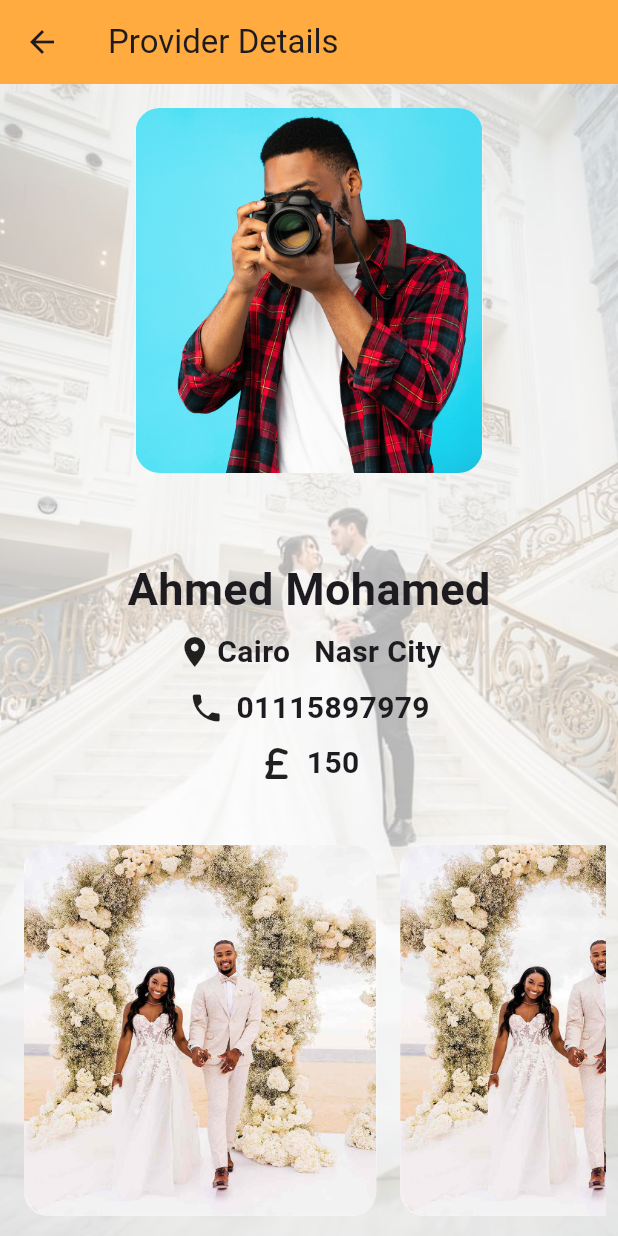
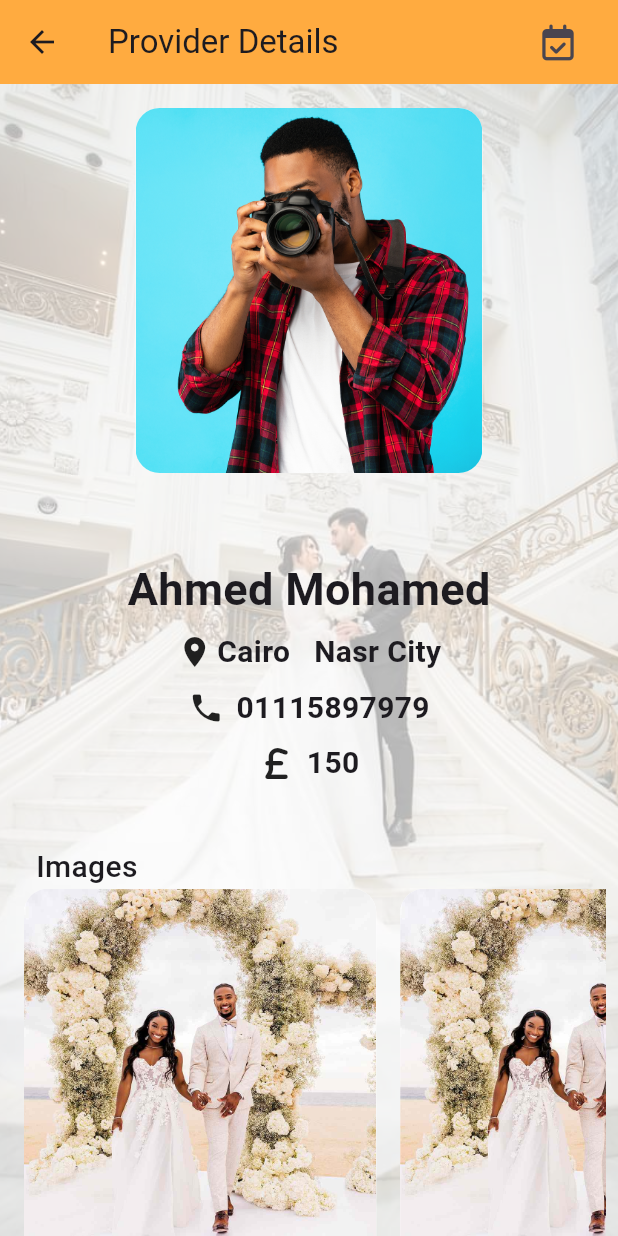
Before and after one commit to A7medabdelaty/Wedding-App, a Flutter app: the UserHomePage screen opened by its route, after a tap on "Ahmed Mohamed", on a phone screen of 412 x 824 dp. Run offline on Flutter 3.47's test engine with Material 3 defaults, Android fonts, the phone set to English and light mode, and no system bars; our stand-ins replace awesome_dialog, chewie, flutter_credit_card, flutter_form_builder, font_awesome_flutter, go_router and 2 more.

Commit message:
finishing ui

```diff
--- a/lib/core/common/custom_button.dart
+++ b/lib/core/common/custom_button.dart
@@ -1,6 +1,5 @@
 import 'package:flutter/cupertino.dart';
 import 'package:flutter/material.dart';
-import 'package:go_router/go_router.dart';
 class CustomButton extends StatelessWidget {
   const CustomButton({super.key, required this.status,  required this.onPressed});
  final String status;
--- a/lib/core/utils/app_router.dart
+++ b/lib/core/utils/app_router.dart
@@ -3,8 +3,12 @@ import 'package:wedding/features/auth/login/presentation/views/forget_password_p
 import 'package:wedding/features/auth/signup/presentation/views/select_authorization.dart';
 import 'package:wedding/features/auth/signup/presentation/views/signup_provider_page.dart';
 import 'package:wedding/features/auth/signup/presentation/views/signup_uset_page.dart';
+import 'package:wedding/features/home/presentation/views/provider_home/provider_home_page.dart';
+import 'package:wedding/features/home/presentation/views/provider_home/video_dispaly_page.dart';
+import 'package:wedding/features/home/presentation/views/user_home/payment_page.dart';
 import 'package:wedding/features/home/presentation/views/user_home/user_home_page.dart';
 import 'package:wedding/features/home/presentation/views/user_home/user_to_provider_details_page.dart';
+import 'package:wedding/features/home/presentation/views/user_home/calendar_reservation.dart';
 import 'package:wedding/features/home/presentation/views/user_home/widgets/maxmize_image.dart';
 
 import '../../features/auth/login/presentation/views/login_page.dart';
@@ -21,6 +25,11 @@ abstract class AppRouter {
   static const KUserHome='/userHome';
   static const KProviderDetailsPage='/providerDetailsPage';
   static const KMaximizeImage='/maximizeImage';
+  static const KProviderHomePage = "/providerHomePage";
+  static const KVideoDisplayPage = "/displayVideoPage";
+  static const KReservationPage = "/reservationPage";
+  static const KpaymentPage = "/paymentPage";
+
 
   static final router = GoRouter(routes: [
     GoRoute(
@@ -65,5 +74,21 @@ abstract class AppRouter {
       path: KMaximizeImage,
       builder: (context, state) => const MaxmizeImage(),
     ),
+    GoRoute(
+      path: KProviderHomePage,
+      builder: (context, state) => const ProviderHomePage(),
+    ),
+    GoRoute(
+      path: KVideoDisplayPage,
+      builder: (context, state) => const DisplayVideo(),
+    ),
+    GoRoute(
+      path: KReservationPage,
+      builder: (context, state) =>  ReservationScreen(),
+    ),
+    GoRoute(
+      path: KpaymentPage,
+      builder: (context, state) =>  const PaymentPage(),
+    ),
   ]);
 }
--- a/lib/core/utils/styles.dart
+++ b/lib/core/utils/styles.dart
@@ -6,4 +6,5 @@ abstract class Styles{
       fontSize: 18,
       color: Colors.white
   );
+
 }
--- a/lib/features/auth/signup/presentation/views/signup_provider_page.dart
+++ b/lib/features/auth/signup/presentation/views/signup_provider_page.dart
@@ -30,6 +30,8 @@ class SignUpProviderPage extends StatelessWidget {
                       ),
                       const CustomTextFeild(hint: "Provider Name",secure: false,icon: Icon(Icons.person),),
                       const SizedBox(height: 8,),
+                      const CustomTextFeild(hint: "Phone Number",secure: false,icon: Icon(Icons.phone),),
+                      const SizedBox(height: 8,),
                       const CustomTextFeild(hint: "Email",secure: false,icon: Icon(Icons.email),),
                       const SizedBox(height: 8,),
                       const CustomTextFeild(hint: "Password",secure: true,icon: Icon(Icons.password),),
--- a/lib/features/auth/signup/presentation/views/signup_uset_page.dart
+++ b/lib/features/auth/signup/presentation/views/signup_uset_page.dart
@@ -27,6 +27,8 @@ class SignUpUserPage extends StatelessWidget {
                       ),
                       const CustomTextFeild(hint: "UserName",secure: false,icon: Icon(Icons.person),),
                       const SizedBox(height: 8,),
+                      const CustomTextFeild(hint: "Phone Number",secure: false,icon: Icon(Icons.phone),),
+                      const SizedBox(height: 8,),
                       const CustomTextFeild(hint: "Email",secure: false,icon: Icon(Icons.email),),
                       const SizedBox(height: 8,),
                       const CustomTextFeild(hint: "Password",secure: true,icon: Icon(Icons.password),),
--- /dev/null
+++ b/lib/features/home/presentation/views/provider_home/widgets/custom_video_view.dart
@@ -0,0 +1,30 @@
+import 'package:flutter/material.dart';
+import 'package:go_router/go_router.dart';
+
+import '../../../../../../core/utils/app_router.dart';
+import '../../../../../../core/utils/assets.dart';
+
+
+class CustomVideoView extends StatelessWidget {
+
+  @override
+  Widget build(BuildContext context) {
+    return   GestureDetector(
+      onTap: (){
+        GoRouter.of(context).push(AppRouter.KVideoDisplayPage);
+      },
+      child: SizedBox(
+        child: AspectRatio(
+          aspectRatio: 3.8 / 4,
+          child: Container(
+            decoration: BoxDecoration(
+                borderRadius: BorderRadius.circular(16),
+                color: Colors.white,
+                image:  DecorationImage(
+                    fit: BoxFit.cover, image: AssetImage(AssetsData.testImage))),
+          ),
+        ),
+      ),
+    );
+  }
+}
--- /dev/null
+++ b/lib/features/home/presentation/views/provider_home/widgets/videos_list_view.dart
@@ -0,0 +1,20 @@
+import 'package:flutter/material.dart';
+import 'package:wedding/features/home/presentation/views/provider_home/widgets/custom_video_view.dart';
+class VideoListView extends StatelessWidget {
+  const VideoListView({super.key});
+
+  @override
+  Widget build(BuildContext context) {
+    return SizedBox(
+      height: MediaQuery.of(context).size.height * .3,
+      child: ListView.builder(
+          scrollDirection: Axis.horizontal,
+          itemBuilder: (context, index) {
+            return  Padding(
+              padding: const EdgeInsets.symmetric(horizontal: 8.0),
+              child: CustomVideoView(),
+            );
+          }),
+    );
+  }
+}
--- a/lib/features/home/presentation/views/user_home/user_home_page.dart
+++ b/lib/features/home/presentation/views/user_home/user_home_page.dart
@@ -1,14 +1,44 @@
 import 'package:flutter/material.dart';
+import 'package:font_awesome_flutter/font_awesome_flutter.dart';
 import 'package:wedding/features/home/presentation/views/user_home/widgets/custom_app_bar.dart';
 import 'package:wedding/features/home/presentation/views/user_home/widgets/provider_list_view.dart';
+
+import '../../../../../core/utils/assets.dart';
 
 class UserHomePage extends StatelessWidget {
   const UserHomePage({super.key});
 
   @override
   Widget build(BuildContext context) {
-    return const Scaffold(
-      body: Column(
+    return  Scaffold(
+      appBar: AppBar(
+        backgroundColor: Colors.orangeAccent,
+        title:  const Text("Wedding" , style: TextStyle(
+            fontSize: 40,
+            fontWeight: FontWeight.bold,
+            fontFamily: AssetsData.Dancing,
+          color: Colors.white
+
+        ),
+        ),
+        actions:  [
+          IconButton(
+              icon: const Icon(FontAwesomeIcons.circleInfo, color: Colors.white,
+              ),
+            onPressed: (){
+
+            },
+          ),
+          IconButton(
+              icon: const Icon(FontAwesomeIcons.contactCard,color: Colors.white,
+              ),
+            onPressed: (){
+
+            },
+          ),
+        ],
+      ),
+      body: const Column(
         children: [
           CustomAppBar(),
           SizedBox(height: 18,),
--- a/lib/features/home/presentation/views/user_home/user_to_provider_details_page.dart
+++ b/lib/features/home/presentation/views/user_home/user_to_provider_details_page.dart
@@ -1,9 +1,12 @@
 import 'package:flutter/material.dart';
+import 'package:font_awesome_flutter/font_awesome_flutter.dart';
+import 'package:go_router/go_router.dart';
+import 'package:wedding/core/utils/app_router.dart';
+import 'package:wedding/features/home/presentation/views/provider_home/widgets/videos_list_view.dart';
 import 'package:wedding/features/home/presentation/views/user_home/widgets/images_list_view.dart';
 import 'package:wedding/features/home/presentation/views/user_home/widgets/provider_details.dart';
 
 
-import '../../../../../core/utils/assets.dart';
 
 class UserToProviderDetailsPage extends StatelessWidget {
   const UserToProviderDetailsPage({super.key});
@@ -13,8 +16,18 @@ class UserToProviderDetailsPage extends StatelessWidget {
   Widget build(BuildContext context) {
     return  Scaffold(
       appBar: AppBar(
-        title: Text("Provider Details" ),
+        title: const Text("Provider Details" ),
         backgroundColor: Colors.orangeAccent,
+        actions:  [
+          Padding(
+            padding: const EdgeInsets.symmetric(horizontal: 16),
+            child: IconButton(icon: const Icon(FontAwesomeIcons.calendarCheck,),
+              onPressed: (){
+              GoRouter.of(context).push(AppRouter.KReservationPage);
+              },
+            ),
+          ),
+        ],
       ),
       backgroundColor: Colors.white.withOpacity(0.7),
       body: const SafeArea(
@@ -32,10 +45,38 @@ class UserToProviderDetailsPage extends StatelessWidget {
                         child: SizedBox(
                           height: 40,
                         )),
+                    Padding(
+                      padding: EdgeInsets.symmetric(horizontal: 16.0),
+                      child: Align(
+                        alignment: Alignment.centerLeft,
+                        child: Text("Images" , style: TextStyle(
+                            fontSize: 20,
+                            fontWeight: FontWeight.w500
+                        ),
+
+                        ),
+                      ),
+                    ),
                     ImageListView(),
                     SizedBox(
-                      height: 40,
-                    )
+                      height: 30,
+                    ),
+                     Padding(
+                      padding: EdgeInsets.symmetric(horizontal: 16.0),
+                      child: Align(
+                        alignment: Alignment.centerLeft,
+                        child: Text("Videos" , style: TextStyle(
+                            fontSize: 20,
+                            fontWeight: FontWeight.w500
+                        ),
+
+                        ),
+                      ),
+                    ),
+                    VideoListView(),
+                    SizedBox(
+                      height: 20,
+                    ),
                   ],
                 ),
               ),
--- a/lib/features/home/presentation/views/user_home/widgets/custom_app_bar.dart
+++ b/lib/features/home/presentation/views/user_home/widgets/custom_app_bar.dart
@@ -1,7 +1,6 @@
 import 'package:flutter/material.dart';
 import 'package:font_awesome_flutter/font_awesome_flutter.dart';
 
-import '../../../../../../core/utils/assets.dart';
 
 class CustomAppBar extends StatelessWidget {
   const CustomAppBar({super.key});
@@ -9,24 +8,22 @@ class CustomAppBar extends StatelessWidget {
   @override
   Widget build(BuildContext context) {
     return Padding(
-      padding: const EdgeInsets.only(left: 24, right: 24, top: 40, bottom: 20),
+      padding: const EdgeInsets.only(left: 24, right: 24, top: 0, bottom: 10),
+      child: Container(
+        decoration: BoxDecoration(
+          color: Colors.orangeAccent,
+          borderRadius: BorderRadius.only(bottomLeft:Radius.circular(16) , bottomRight: Radius.circular(16))
+        ),
         child: Row(
+          mainAxisAlignment: MainAxisAlignment.center,
           children: [
-          const Text("Wedding" , style: TextStyle(
-              fontSize: 40,
-              fontWeight: FontWeight.bold,
-              fontFamily: AssetsData.Dancing
-
-          ),
-          ),
-          const Spacer(),
             IconButton(
                 onPressed: () {
                 },
                 icon: const Icon(
                   FontAwesomeIcons.magnifyingGlass,
                   size: 24,
-                color: Colors.black,
+                  color: Colors.white,
                 )),
 
             IconButton(
@@ -36,11 +33,12 @@ class CustomAppBar extends StatelessWidget {
                 icon: const Icon(
                   Icons.filter_list,
                   size: 30,
-                color: Colors.black,
+                  color: Colors.white,
                 )),
 
           ],
         ),
+      ),
     );
   }
 }
--- a/lib/features/home/presentation/views/user_home/widgets/provider_details.dart
+++ b/lib/features/home/presentation/views/user_home/widgets/provider_details.dart
@@ -1,7 +1,6 @@
 import 'package:flutter/material.dart';
 import 'package:font_awesome_flutter/font_awesome_flutter.dart';
 
-import 'custom_image.dart';
 import 'custom_provider_image.dart';
 
 class ProviderDetails extends StatelessWidget {
--- a/lib/features/splash/presentation/views/splash_page.dart
+++ b/lib/features/splash/presentation/views/splash_page.dart
@@ -1,5 +1,4 @@
 import 'package:flutter/material.dart';
-import 'package:wedding/core/utils/assets.dart';
 import 'package:wedding/features/splash/presentation/views/widgets/splash_view_body.dart';
 
 class SplashPage extends StatelessWidget {
--- a/lib/main.dart
+++ b/lib/main.dart
@@ -1,9 +1,7 @@
 import 'package:flutter/material.dart';
-import 'package:get/get.dart';
 import 'package:wedding/core/utils/app_router.dart';
 import 'package:wedding/core/utils/assets.dart';
 
-import 'features/splash/presentation/views/splash_page.dart';
 
 void main() {
   runApp(const WeddingApp());
```
Also changed, not shown: lib/constants.dart (added, +22 -0 lines), lib/features/home/presentation/views/provider_home/provider_home_page.dart (+101 -0 lines), lib/features/home/presentation/views/provider_home/video_dispaly_page.dart (added, +89 -0 lines), lib/features/home/presentation/views/user_home/calendar_reservation.dart (added, +98 -0 lines), lib/features/home/presentation/views/user_home/payment_page.dart (added, +152 -0 lines), pubspec.yaml (+8 -0 lines), pubspec.lock. Lines whose indentation alone changed are shown as unchanged.
